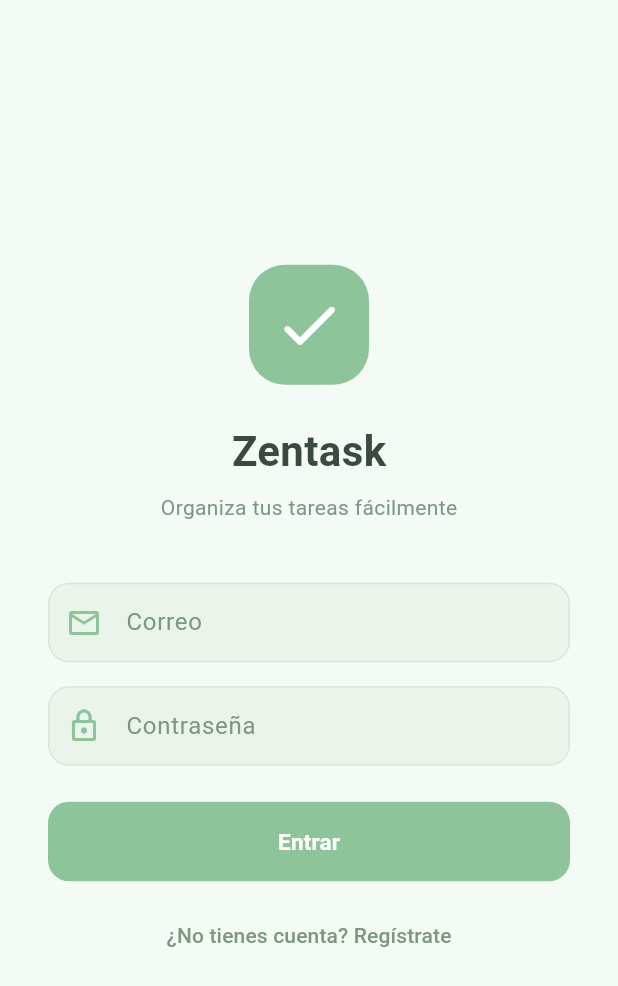
After one commit to alegmzhi08/Zentask, a Flutter app: the screen it shows after launch, on a phone screen of 412 x 824 dp. The commit adds this screen. Shown: the top 986 px of the screen. Run offline on Flutter 3.47's test engine with Material 3 defaults, Android fonts, the phone set to English and light mode, and no system bars; our stand-ins replace cloud_firestore, firebase_auth, firebase_core; accounts and stored records are empty.

Commit message:
feat:login

```diff
--- a/lib/main.dart
+++ b/lib/main.dart
@@ -1,7 +1,15 @@
 import 'package:flutter/material.dart';
+import 'package:firebase_core/firebase_core.dart';
+import 'firebase_options.dart';
 import 'screens/crear_tarea_screen.dart';
+import 'screens/login_screen.dart';
+import 'package:firebase_auth/firebase_auth.dart';
 
-void main() {
+void main() async {
+  WidgetsFlutterBinding.ensureInitialized();
+  await Firebase.initializeApp(
+    options: DefaultFirebaseOptions.currentPlatform,
+  );
   runApp(const ZentaskApp());
 }
 
@@ -19,7 +27,13 @@ class ZentaskApp extends StatelessWidget {
         ),
         useMaterial3: true,
       ),
-      home: CrearTareaScreen(),
+      home: StreamBuilder<User?>(
+        stream: FirebaseAuth.instance.authStateChanges(),
+        builder: (context, snapshot) {
+          if (snapshot.hasData) return CrearTareaScreen();
+          return const LoginScreen();
+        },
+      ),
     );
   }
 }
--- /dev/null
+++ b/lib/screens/login_screen.dart
@@ -0,0 +1,159 @@
+import 'package:flutter/material.dart';
+import 'package:firebase_auth/firebase_auth.dart';
+
+class LoginScreen extends StatefulWidget {
+  const LoginScreen({super.key});
+
+  @override
+  State<LoginScreen> createState() => _LoginScreenState();
+}
+
+class _LoginScreenState extends State<LoginScreen> {
+  final emailController = TextEditingController();
+  final passwordController = TextEditingController();
+  String? error;
+
+  Future<void> login() async {
+    try {
+      await FirebaseAuth.instance.signInWithEmailAndPassword(
+        email: emailController.text.trim(),
+        password: passwordController.text.trim(),
+      );
+    } catch (e) {
+      setState(() => error = 'Correo o contraseña incorrectos');
+    }
+  }
+
+  Future<void> registrarse() async {
+    try {
+      await FirebaseAuth.instance.createUserWithEmailAndPassword(
+        email: emailController.text.trim(),
+        password: passwordController.text.trim(),
+      );
+    } catch (e) {
+      setState(() => error = 'Error al registrarse. Intenta con otro correo.');
+    }
+  }
+
+  @override
+  Widget build(BuildContext context) {
+    return Scaffold(
+      backgroundColor: const Color(0xFFF4FBF5),
+      body: Center(
+        child: SingleChildScrollView(
+          padding: const EdgeInsets.all(32),
+          child: Column(
+            mainAxisAlignment: MainAxisAlignment.center,
+            children: [
+              // Logo / ícono
+              Container(
+                width: 80, height: 80,
+                decoration: BoxDecoration(
+                  color: const Color(0xFF8DC49A),
+                  borderRadius: BorderRadius.circular(24),
+                ),
+                child: const Icon(Icons.check_rounded, color: Colors.white, size: 48),
+              ),
+              const SizedBox(height: 24),
+              const Text('Zentask',
+                  style: TextStyle(
+                      fontSize: 28,
+                      fontWeight: FontWeight.w700,
+                      color: Color(0xFF3A4A3E))),
+              const SizedBox(height: 8),
+              const Text('Organiza tus tareas fácilmente',
+                  style: TextStyle(fontSize: 14, color: Color(0xFF7D9882))),
+              const SizedBox(height: 40),
+
+              // Campo correo
+              TextField(
+                controller: emailController,
+                style: const TextStyle(fontSize: 14, color: Color(0xFF3A4A3E)),
+                decoration: InputDecoration(
+                  labelText: 'Correo',
+                  labelStyle: const TextStyle(color: Color(0xFF7D9882)),
+                  prefixIcon: const Icon(Icons.email_outlined, color: Color(0xFF8DC49A)),
+                  filled: true,
+                  fillColor: const Color(0xFFEAF4EB),
+                  border: OutlineInputBorder(
+                    borderRadius: BorderRadius.circular(14),
+                    borderSide: const BorderSide(color: Color(0xFFD6E8D8)),
+                  ),
+                  enabledBorder: OutlineInputBorder(
+                    borderRadius: BorderRadius.circular(14),
+                    borderSide: const BorderSide(color: Color(0xFFD6E8D8)),
+                  ),
+                  focusedBorder: OutlineInputBorder(
+                    borderRadius: BorderRadius.circular(14),
+                    borderSide: const BorderSide(color: Color(0xFF8DC49A), width: 2),
+                  ),
+                ),
+              ),
+              const SizedBox(height: 16),
+
+              // Campo contraseña
+              TextField(
+                controller: passwordController,
+                obscureText: true,
+                style: const TextStyle(fontSize: 14, color: Color(0xFF3A4A3E)),
+                decoration: InputDecoration(
+                  labelText: 'Contraseña',
+                  labelStyle: const TextStyle(color: Color(0xFF7D9882)),
+                  prefixIcon: const Icon(Icons.lock_outline, color: Color(0xFF8DC49A)),
+                  filled: true,
+                  fillColor: const Color(0xFFEAF4EB),
+                  border: OutlineInputBorder(
+                    borderRadius: BorderRadius.circular(14),
+                    borderSide: const BorderSide(color: Color(0xFFD6E8D8)),
+                  ),
+                  enabledBorder: OutlineInputBorder(
+                    borderRadius: BorderRadius.circular(14),
+                    borderSide: const BorderSide(color: Color(0xFFD6E8D8)),
+                  ),
+                  focusedBorder: OutlineInputBorder(
+                    borderRadius: BorderRadius.circular(14),
+                    borderSide: const BorderSide(color: Color(0xFF8DC49A), width: 2),
+                  ),
+                ),
+              ),
+
+              if (error != null) ...[
+                const SizedBox(height: 12),
+                Text(error!, style: const TextStyle(color: Colors.red, fontSize: 13)),
+              ],
+              const SizedBox(height: 24),
+
+              // Botón entrar
+              SizedBox(
+                width: double.infinity,
+                child: ElevatedButton(
+                  onPressed: login,
+                  style: ElevatedButton.styleFrom(
+                    backgroundColor: const Color(0xFF8DC49A),
+                    padding: const EdgeInsets.symmetric(vertical: 16),
+                    shape: RoundedRectangleBorder(
+                        borderRadius: BorderRadius.circular(14)),
+                    elevation: 0,
+                  ),
+                  child: const Text('Entrar',
+                      style: TextStyle(
+                          fontSize: 15,
+                          fontWeight: FontWeight.w700,
+                          color: Colors.white)),
+                ),
+              ),
+              const SizedBox(height: 12),
+
+              // Botón registrarse
+              TextButton(
+                onPressed: registrarse,
+                child: const Text('¿No tienes cuenta? Regístrate',
+                    style: TextStyle(color: Color(0xFF7D9882))),
+              ),
+            ],
+          ),
+        ),
+      ),
+    );
+  }
+}
--- a/pubspec.yaml
+++ b/pubspec.yaml
@@ -30,6 +30,9 @@ environment:
 dependencies:
   flutter:
     sdk: flutter
+  firebase_core: ^3.0.0
+  firebase_auth: ^5.0.0
+  cloud_firestore: ^5.0.0
 
   # The following adds the Cupertino Icons font to your application.
   # Use with the CupertinoIcons class for iOS style icons.
```
Also changed, not shown: lib/screens/crear_tarea_screen.dart (+27 -15 lines), firebase.json (added), lib/firebase_options.dart (added), pubspec.lock, 3 other files.
